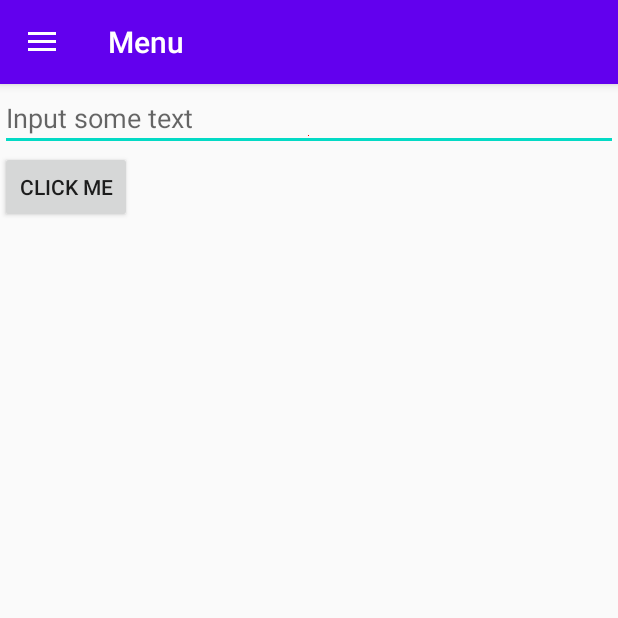
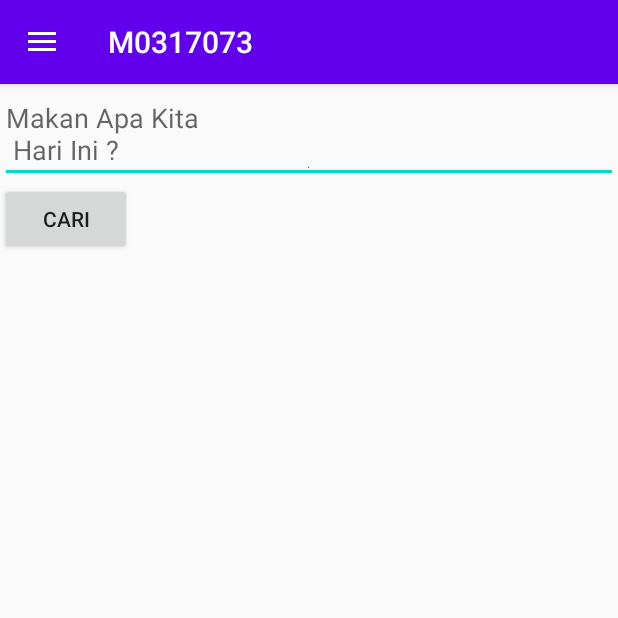
Before and after one commit to MochRafi007/Tubes1_P3B, an Android app: the screen it shows after launch (MainActivity), on a phone screen of 412 x 824 dp, the top half of it. Run offline under Robolectric (Android 15) with nearby library versions, the phone set to English and light mode, and no system bars.

Commit message:
Solved Conflict

```diff
--- a/app/src/main/res/values/strings.xml
+++ b/app/src/main/res/values/strings.xml
@@ -1,7 +1,7 @@
 <resources>
-    <string name="app_name">Menu</string>
-    <string name="et_text_page1">Input some text</string>
-    <string name="btn_clckme">CLICK ME</string>
+    <string name="app_name">M0317073</string>
+    <string name="et_text_page1">Makan Apa Kita \n Hari Ini ?</string>
+    <string name="btn_clckme">Cari</string>
     <string name="right_drawer_text">This is Right Drawer</string>
     <string name="left_drawer_text">Home</string>
     <string name="second_fragment_text">This is Second Fragment Text</string>
```
